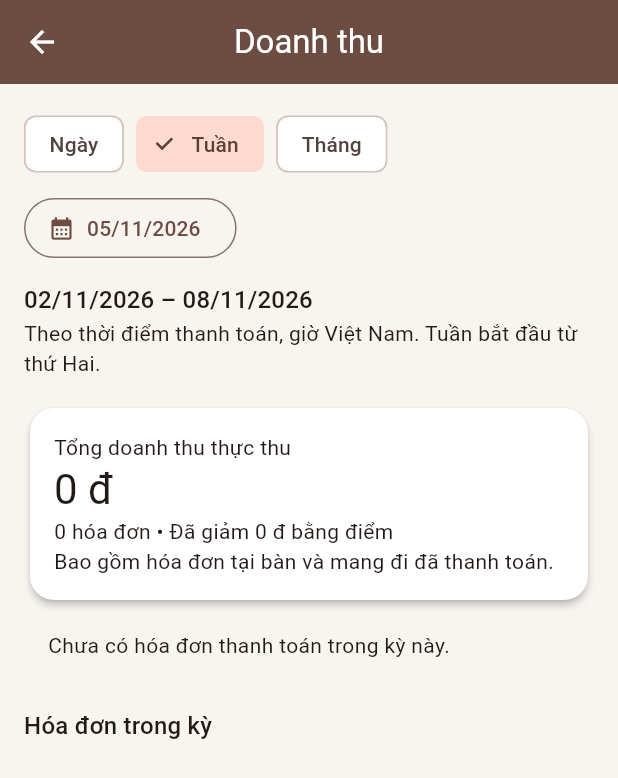
After one commit to trungnt7505-ship-it/G2_PMG393_PROJECT, a Flutter app: the RevenueReportScreen screen opened directly, after a tap on "Tuần", on a phone screen of 412 x 824 dp. The commit adds this screen. Shown: the top 778 px of the screen. Run offline on Flutter 3.47's test engine with Material 3 defaults, Android fonts, the phone set to English and light mode, and no system bars; our stand-ins replace cloud_firestore, firebase_auth, firebase_core, firebase_messaging, flutter_local_notifications, flutter_riverpod and 4 more; missing offline and left inert: mobile_scanner; accounts and stored records are empty.

Commit message:
feat: complete revenue report, profile contact update, defense docs, and fix guest alerts

```diff
--- /dev/null
+++ b/apps/counter_app/lib/models/revenue_period.dart
@@ -0,0 +1,26 @@
+enum RevenuePeriod {
+  day('Ngày'),
+  week('Tuần'),
+  month('Tháng');
+
+  const RevenuePeriod(this.label);
+  final String label;
+
+  /// Calendar fields represent Vietnam dates. Query bounds are UTC instants.
+  ({DateTime start, DateTime end}) range(DateTime date) {
+    final dayStart = DateTime.utc(date.year, date.month, date.day);
+    final start = switch (this) {
+      RevenuePeriod.day => dayStart,
+      RevenuePeriod.week =>
+        dayStart.subtract(Duration(days: dayStart.weekday - 1)),
+      RevenuePeriod.month => DateTime.utc(date.year, date.month),
+    };
+    final end = switch (this) {
+      RevenuePeriod.day => start.add(const Duration(days: 1)),
+      RevenuePeriod.week => start.add(const Duration(days: 7)),
+      RevenuePeriod.month => DateTime.utc(date.year, date.month + 1),
+    };
+    const offset = Duration(hours: 7);
+    return (start: start.subtract(offset), end: end.subtract(offset));
+  }
+}
--- /dev/null
+++ b/apps/counter_app/lib/screens/revenue_report_screen.dart
@@ -0,0 +1,165 @@
+import 'package:core/core.dart';
+import 'package:flutter/material.dart';
+import 'package:flutter_riverpod/flutter_riverpod.dart';
+import 'package:intl/intl.dart';
+import '../dialogs/saved_invoice_dialog.dart';
+import '../models/revenue_period.dart';
+
+final revenuePaymentsProvider = StreamProvider.autoDispose
+    .family<List<PaymentModel>, ({DateTime start, DateTime end})>((ref, range) {
+  return ref
+      .watch(paymentServiceProvider)
+      .watchPaymentsBetween(range.start, range.end);
+});
+
+class RevenueReportScreen extends ConsumerStatefulWidget {
+  const RevenueReportScreen({super.key});
+
+  @override
+  ConsumerState<RevenueReportScreen> createState() =>
+      _RevenueReportScreenState();
+}
+
+class _RevenueReportScreenState extends ConsumerState<RevenueReportScreen> {
+  RevenuePeriod _period = RevenuePeriod.day;
+  late DateTime _date;
+  final _money = NumberFormat('#,###', 'vi_VN');
+  final _dateFormat = DateFormat('dd/MM/yyyy');
+
+  @override
+  void initState() {
+    super.initState();
+    final now =
+        ClockService.instance.serverNow.toUtc().add(const Duration(hours: 7));
+    _date = DateTime(now.year, now.month, now.day);
+  }
+
+  Future<void> _chooseDate() async {
+    final selected = await showDatePicker(
+      context: context,
+      initialDate: _date,
+      firstDate: DateTime(2000),
+      lastDate: DateTime(2100),
+      helpText: 'Chọn ngày trong kỳ muốn xem',
+    );
+    if (selected != null && mounted) setState(() => _date = selected);
+  }
+
+  @override
+  Widget build(BuildContext context) {
+    final range = _period.range(_date);
+    final payments = ref.watch(revenuePaymentsProvider(range));
+    final start = range.start.add(const Duration(hours: 7));
+    final lastDay = range.end
+        .add(const Duration(hours: 7))
+        .subtract(const Duration(days: 1));
+    return Scaffold(
+      appBar: AppBar(title: const Text('Doanh thu')),
+      body: Center(
+        child: ConstrainedBox(
+          constraints: const BoxConstraints(maxWidth: 900),
+          child: ListView(
+            padding: const EdgeInsets.all(16),
+            children: [
+              Wrap(spacing: 8, runSpacing: 8, children: [
+                for (final period in RevenuePeriod.values)
+                  ChoiceChip(
+                      label: Text(period.label),
+                      selected: _period == period,
+                      onSelected: (_) => setState(() => _period = period)),
+                OutlinedButton.icon(
+                    onPressed: _chooseDate,
+                    icon: const Icon(Icons.calendar_month),
+                    label: Text(_dateFormat.format(_date))),
+              ]),
+              const SizedBox(height: 12),
+              Text(
+                  '${_dateFormat.format(start)} – ${_dateFormat.format(lastDay)}',
+                  style: Theme.of(context).textTheme.titleMedium),
+              const Text(
+                  'Theo thời điểm thanh toán, giờ Việt Nam. Tuần bắt đầu từ thứ Hai.'),
+              const SizedBox(height: 16),
+              payments.when(
+                loading: () => const Center(child: CircularProgressIndicator()),
+                error: (_, __) => Column(children: [
+                  const Text(
+                      'Không tải được doanh thu. Kiểm tra kết nối và thử lại.'),
+                  TextButton(
+                      onPressed: () =>
+                          ref.invalidate(revenuePaymentsProvider(range)),
+                      child: const Text('Thử lại')),
+                ]),
+                data: (items) {
+                  final total = items.fold<int>(0, (sum, p) => sum + p.total);
+                  final discount =
+                      items.fold<int>(0, (sum, p) => sum + p.discount);
+                  final days = <String, int>{};
+                  for (final payment in items) {
+                    final date =
+                        payment.paidAt.toUtc().add(const Duration(hours: 7));
+                    final key = DateFormat('yyyy-MM-dd').format(date);
+                    days.update(key, (value) => value + payment.total,
+                        ifAbsent: () => payment.total);
+                  }
+                  final keys = days.keys.toList()..sort();
+                  return Column(
+                      crossAxisAlignment: CrossAxisAlignment.stretch,
+                      children: [
+                        Card(
+                            child: Padding(
+                                padding: const EdgeInsets.all(16),
+                                child: Column(
+                                    crossAxisAlignment:
+                                        CrossAxisAlignment.start,
+                                    children: [
+                                      const Text('Tổng doanh thu thực thu'),
+                                      Text('${_money.format(total)} đ',
+                                          style: Theme.of(context)
+                                              .textTheme
+                                              .headlineMedium),
+                                      Text(
+                                          '${items.length} hóa đơn • Đã giảm ${_money.format(discount)} đ bằng điểm'),
+                                      const Text(
+                                          'Bao gồm hóa đơn tại bàn và mang đi đã thanh toán.'),
+                                    ]))),
+                        if (items.isEmpty)
+                          const Padding(
+                              padding: EdgeInsets.all(16),
+                              child: Text(
+                                  'Chưa có hóa đơn thanh toán trong kỳ này.')),
+                        if (_period != RevenuePeriod.day &&
+                            items.isNotEmpty) ...[
+                          const SizedBox(height: 16),
+                          Text('Doanh thu từng ngày',
+                              style: Theme.of(context).textTheme.titleMedium),
+                          for (final day in keys)
+                            ListTile(
+                                title: Text(
+                                    _dateFormat.format(DateTime.parse(day))),
+                                trailing:
+                                    Text('${_money.format(days[day])} đ')),
+                        ],
+                        const SizedBox(height: 16),
+                        Text('Hóa đơn trong kỳ',
+                            style: Theme.of(context).textTheme.titleMedium),
+                        for (final payment in items)
+                          ListTile(
+                              title: Text(
+                                  '${payment.tableName} • ${_money.format(payment.total)} đ'),
+                              subtitle: Text(
+                                  '${DateFormat('dd/MM/yyyy HH:mm').format(payment.paidAt.toUtc().add(const Duration(hours: 7)))} • ${payment.id}'),
+                              trailing: const Icon(Icons.receipt_long),
+                              onTap: () => showDialog<void>(
+                                  context: context,
+                                  builder: (_) =>
+                                      SavedInvoiceDialog(payment: payment))),
+                      ]);
+                },
+              ),
+            ],
+          ),
+        ),
+      ),
+    );
+  }
+}
--- a/apps/customer_app/pubspec.yaml
+++ b/apps/customer_app/pubspec.yaml
@@ -23,6 +23,7 @@ dev_dependencies:
   flutter_test:
     sdk: flutter
   flutter_lints: ^4.0.0
+  fake_cloud_firestore: 3.1.0
 
 flutter:
   uses-material-design: true
--- a/packages/core/lib/services/payment_service.dart
+++ b/packages/core/lib/services/payment_service.dart
@@ -370,6 +370,20 @@ class PaymentService {
   }
 
   /// Lắng nghe các hóa đơn thanh toán phát sinh trong ngày hôm nay.
+  Stream<List<PaymentModel>> watchPaymentsBetween(DateTime start, DateTime end) {
+    if (!end.isAfter(start)) {
+      throw ArgumentError('Thời điểm kết thúc phải sau thời điểm bắt đầu.');
+    }
+    return _firestore.collection('payments')
+        .where('paidAt', isGreaterThanOrEqualTo: Timestamp.fromDate(start))
+        .where('paidAt', isLessThan: Timestamp.fromDate(end))
+        .orderBy('paidAt', descending: true)
+        .snapshots()
+        .map((snapshot) => snapshot.docs
+            .map((doc) => PaymentModel.fromMap(doc.data(), doc.id)).toList());
+  }
+
+  /// Lắng nghe các hóa đơn thanh toán phát sinh trong ngày hôm nay.
   Stream<List<PaymentModel>> watchTodayPayments() {
     final now = ClockService.instance.serverNow;
     final startOfDay = DateTime(now.year, now.month, now.day);
```
Also changed, not shown: apps/counter_app/lib/screens/manager_admin_screen.dart (+8 -0 lines), apps/counter_app/lib/screens/pos_dashboard_screen.dart (+7 -0 lines), apps/customer_app/lib/dialogs/edit_contact_dialog.dart (added, +104 -0 lines), apps/customer_app/lib/repositories/customer_repository.dart (+28 -0 lines), apps/customer_app/lib/screens/home/customer_home_screen.dart (+14 -0 lines), apps/customer_app/pubspec.lock, 5 other files.
